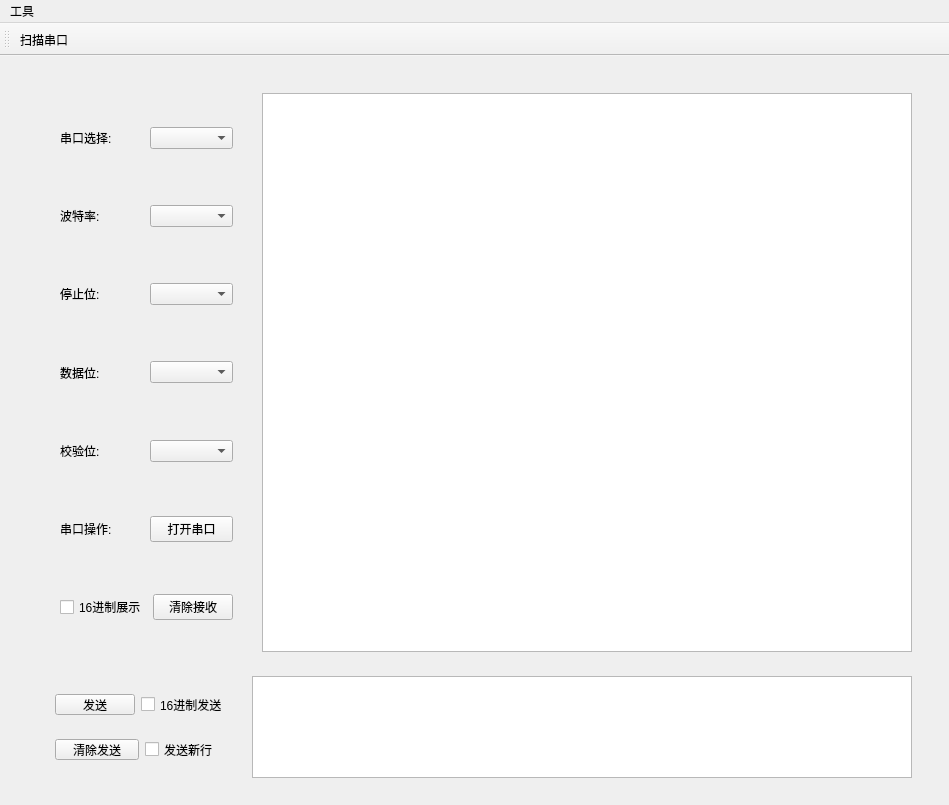
The window that mainwindow.ui (nickyyy28/SerialHelper) describes before a commit, drawn with Qt 5.
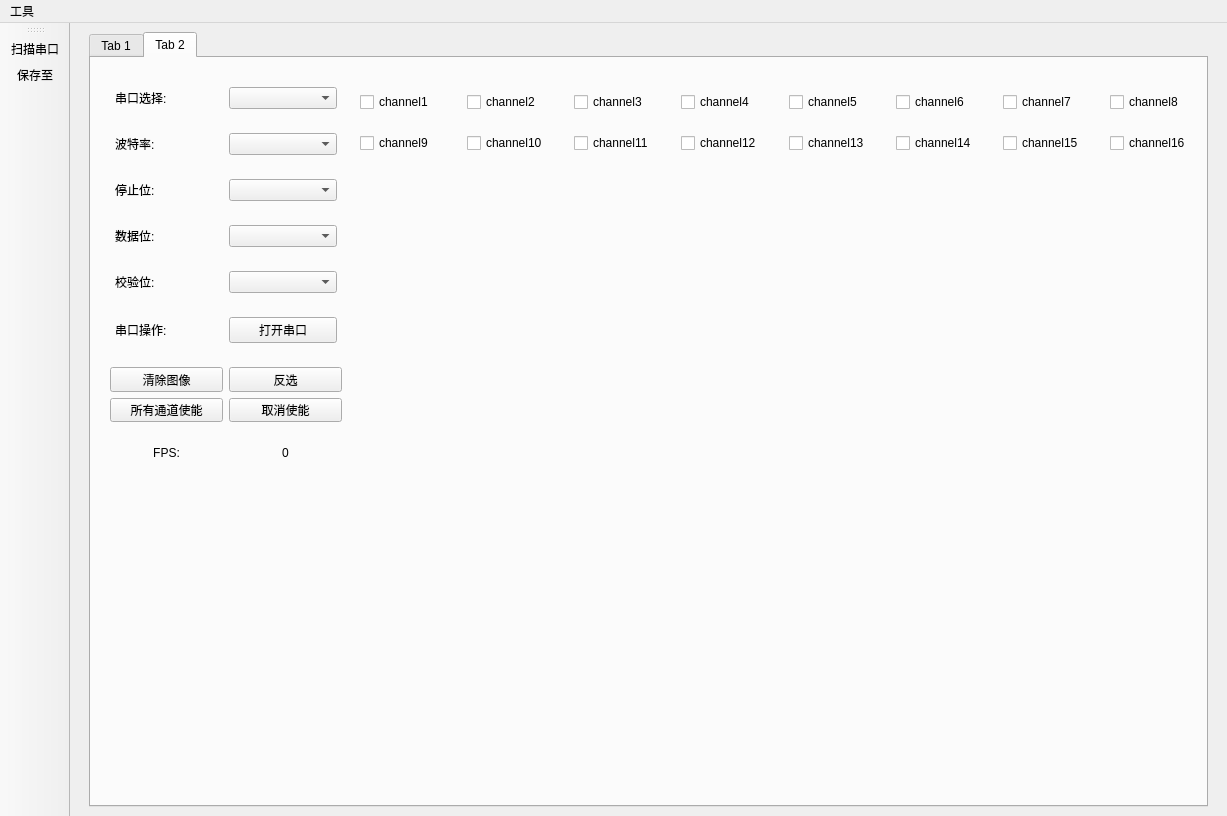
The same window after the commit. Icons and pictures are not drawn. Custom widgets are drawn as their Qt base class.

Patch:
```diff
--- a/mainwindow.ui
+++ b/mainwindow.ui
@@ -9,8 +9,8 @@
    <rect>
     <x>0</x>
     <y>0</y>
-    <width>949</width>
-    <height>805</height>
+    <width>1227</width>
+    <height>816</height>
    </rect>
   </property>
   <property name="minimumSize">
@@ -23,24 +23,8 @@
    <string>串口助手 (力创RM-张辉阳)</string>
   </property>
   <widget class="QWidget" name="centralwidget">
-   <layout class="QGridLayout" name="gridLayout">
-    <item row="0" column="1">
-     <spacer name="verticalSpacer_7">
-      <property name="orientation">
-       <enum>Qt::Vertical</enum>
-      </property>
-      <property name="sizeType">
-       <enum>QSizePolicy::Minimum</enum>
-      </property>
-      <property name="sizeHint" stdset="0">
-       <size>
-        <width>20</width>
-        <height>10</height>
-       </size>
-      </property>
-     </spacer>
-    </item>
-    <item row="1" column="0">
+   <layout class="QHBoxLayout" name="horizontalLayout_19">
+    <item>
      <spacer name="horizontalSpacer">
       <property name="orientation">
        <enum>Qt::Horizontal</enum>
@@ -56,103 +40,36 @@
       </property>
      </spacer>
     </item>
-    <item row="1" column="1">
-     <widget class="QWidget" name="widget_8" native="true">
-      <property name="enabled">
-       <bool>true</bool>
+    <item>
+     <widget class="QTabWidget" name="tabWidget">
+      <property name="currentIndex">
+       <number>1</number>
       </property>
-      <property name="minimumSize">
-       <size>
-        <width>0</width>
-        <height>700</height>
-       </size>
-      </property>
+      <widget class="QWidget" name="serialTAB">
+       <property name="focusPolicy">
+        <enum>Qt::NoFocus</enum>
+       </property>
+       <attribute name="title">
+        <string>Tab 1</string>
+       </attribute>
       <layout class="QGridLayout" name="gridLayout_2">
-       <item row="1" column="0">
-        <widget class="QWidget" name="widget_10" native="true">
-         <property name="minimumSize">
-          <size>
-           <width>0</width>
-           <height>80</height>
-          </size>
-         </property>
-         <property name="maximumSize">
-          <size>
-           <width>16777215</width>
-           <height>120</height>
-          </size>
-         </property>
-         <layout class="QHBoxLayout" name="horizontalLayout_9">
-          <item>
-           <widget class="QWidget" name="widget_11" native="true">
-            <layout class="QGridLayout" name="gridLayout_3">
-             <item row="0" column="0">
-              <widget class="QWidget" name="widget_13" native="true">
-               <layout class="QHBoxLayout" name="horizontalLayout_8">
-                <item>
-                 <widget class="QPushButton" name="sendData">
-                  <property name="text">
-                   <string>发送</string>
-                  </property>
-                 </widget>
-                </item>
-                <item>
-                 <widget class="QCheckBox" name="checkBox">
-                  <property name="text">
-                   <string>16进制发送</string>
-                  </property>
-                 </widget>
-                </item>
-               </layout>
-              </widget>
-             </item>
-             <item row="1" column="0">
-              <widget class="QWidget" name="widget_14" native="true">
-               <layout class="QHBoxLayout" name="horizontalLayout_11">
-                <item>
-                 <widget class="QPushButton" name="clearSend">
-                  <property name="text">
-                   <string>清除发送</string>
-                  </property>
-                 </widget>
-                </item>
-                <item>
-                 <widget class="QCheckBox" name="sendNewLine">
-                  <property name="text">
-                   <string>发送新行</string>
-                  </property>
-                 </widget>
-                </item>
-               </layout>
-              </widget>
-             </item>
-            </layout>
-           </widget>
-          </item>
-          <item>
-           <widget class="QTextEdit" name="sendDataText">
-            <property name="minimumSize">
-             <size>
-              <width>500</width>
-              <height>0</height>
-             </size>
-            </property>
-            <property name="maximumSize">
-             <size>
-              <width>800</width>
-              <height>16777215</height>
-             </size>
-            </property>
-           </widget>
-          </item>
-         </layout>
-        </widget>
-       </item>
        <item row="0" column="0">
         <widget class="QWidget" name="widget_9" native="true">
          <layout class="QHBoxLayout" name="horizontalLayout_7">
           <item>
            <widget class="QWidget" name="widget_6" native="true">
+             <property name="minimumSize">
+              <size>
+               <width>250</width>
+               <height>0</height>
+              </size>
+             </property>
+             <property name="maximumSize">
+              <size>
+               <width>250</width>
+               <height>16777215</height>
+              </size>
+             </property>
             <layout class="QVBoxLayout" name="verticalLayout">
              <item>
               <widget class="QWidget" name="widget" native="true">
@@ -511,7 +428,7 @@
             </property>
             <property name="minimumSize">
              <size>
-              <width>500</width>
+               <width>800</width>
               <height>500</height>
              </size>
             </property>
@@ -526,10 +443,621 @@
          </layout>
         </widget>
        </item>
-      </layout>
+        <item row="1" column="0">
+         <widget class="QWidget" name="widget_10" native="true">
+          <property name="minimumSize">
+           <size>
+            <width>0</width>
+            <height>80</height>
+           </size>
+          </property>
+          <property name="maximumSize">
+           <size>
+            <width>16777215</width>
+            <height>120</height>
+           </size>
+          </property>
+          <layout class="QHBoxLayout" name="horizontalLayout_9">
+           <item>
+            <widget class="QWidget" name="widget_11" native="true">
+             <property name="minimumSize">
+              <size>
+               <width>250</width>
+               <height>0</height>
+              </size>
+             </property>
+             <property name="maximumSize">
+              <size>
+               <width>250</width>
+               <height>16777215</height>
+              </size>
+             </property>
+             <layout class="QGridLayout" name="gridLayout_3">
+              <item row="0" column="0">
+               <widget class="QWidget" name="widget_13" native="true">
+                <layout class="QHBoxLayout" name="horizontalLayout_8">
+                 <item>
+                  <widget class="QPushButton" name="sendData">
+                   <property name="text">
+                    <string>发送</string>
+                   </property>
+                  </widget>
+                 </item>
+                 <item>
+                  <widget class="QCheckBox" name="checkBox">
+                   <property name="text">
+                    <string>16进制发送</string>
+                   </property>
+                  </widget>
+                 </item>
+                </layout>
+               </widget>
+              </item>
+              <item row="1" column="0">
+               <widget class="QWidget" name="widget_14" native="true">
+                <layout class="QHBoxLayout" name="horizontalLayout_11">
+                 <item>
+                  <widget class="QPushButton" name="clearSend">
+                   <property name="text">
+                    <string>清除发送</string>
+                   </property>
+                  </widget>
+                 </item>
+                 <item>
+                  <widget class="QCheckBox" name="sendNewLine">
+                   <property name="text">
+                    <string>发送新行</string>
+                   </property>
+                  </widget>
+                 </item>
+                </layout>
+               </widget>
+              </item>
+             </layout>
+            </widget>
+           </item>
+           <item>
+            <widget class="QTextEdit" name="sendDataText">
+             <property name="minimumSize">
+              <size>
+               <width>800</width>
+               <height>0</height>
+              </size>
+             </property>
+             <property name="maximumSize">
+              <size>
+               <width>800</width>
+               <height>16777215</height>
+              </size>
+             </property>
+            </widget>
+           </item>
+          </layout>
+         </widget>
+        </item>
+       </layout>
+      </widget>
+      <widget class="QWidget" name="waveformTAB">
+       <attribute name="title">
+        <string>Tab 2</string>
+       </attribute>
+       <widget class="QCustomPlot" name="waveWidget" native="true">
+        <property name="geometry">
+         <rect>
+          <x>270</x>
+          <y>120</y>
+          <width>851</width>
+          <height>481</height>
+         </rect>
+        </property>
+       </widget>
+       <widget class="QWidget" name="widget_8" native="true">
+        <property name="geometry">
+         <rect>
+          <x>10</x>
+          <y>20</y>
+          <width>250</width>
+          <height>391</height>
+         </rect>
+        </property>
+        <property name="minimumSize">
+         <size>
+          <width>250</width>
+          <height>0</height>
+         </size>
+        </property>
+        <property name="maximumSize">
+         <size>
+          <width>250</width>
+          <height>16777215</height>
+         </size>
+        </property>
+        <layout class="QVBoxLayout" name="verticalLayout_2">
+         <item>
+          <widget class="QWidget" name="widget_15" native="true">
+           <layout class="QHBoxLayout" name="horizontalLayout_12">
+            <item>
+             <spacer name="horizontalSpacer_7">
+              <property name="orientation">
+               <enum>Qt::Horizontal</enum>
+              </property>
+              <property name="sizeType">
+               <enum>QSizePolicy::Minimum</enum>
+              </property>
+              <property name="sizeHint" stdset="0">
+               <size>
+                <width>5</width>
+                <height>20</height>
+               </size>
+              </property>
+             </spacer>
+            </item>
+            <item>
+             <widget class="QLabel" name="label_7">
+              <property name="text">
+               <string>串口选择:</string>
+              </property>
+             </widget>
+            </item>
+            <item>
+             <widget class="QComboBox" name="portBox_2"/>
+            </item>
+            <item>
+             <spacer name="horizontalSpacer_15">
+              <property name="orientation">
+               <enum>Qt::Horizontal</enum>
+              </property>
+              <property name="sizeType">
+               <enum>QSizePolicy::Minimum</enum>
+              </property>
+              <property name="sizeHint" stdset="0">
+               <size>
+                <width>5</width>
+                <height>20</height>
+               </size>
+              </property>
+             </spacer>
+            </item>
+           </layout>
+          </widget>
+         </item>
+         <item>
+          <widget class="QWidget" name="widget_16" native="true">
+           <layout class="QHBoxLayout" name="horizontalLayout_13">
+            <item>
+             <spacer name="horizontalSpacer_16">
+              <property name="orientation">
+               <enum>Qt::Horizontal</enum>
+              </property>
+              <property name="sizeType">
+               <enum>QSizePolicy::Minimum</enum>
+              </property>
+              <property name="sizeHint" stdset="0">
+               <size>
+                <width>5</width>
+                <height>20</height>
+               </size>
+              </property>
+             </spacer>
+            </item>
+            <item>
+             <widget class="QLabel" name="label_8">
+              <property name="text">
+               <string>波特率:</string>
+              </property>
+             </widget>
+            </item>
+            <item>
+             <widget class="QComboBox" name="boundrateBox_2"/>
+            </item>
+            <item>
+             <spacer name="horizontalSpacer_17">
+              <property name="orientation">
+               <enum>Qt::Horizontal</enum>
+              </property>
+              <property name="sizeType">
+               <enum>QSizePolicy::Minimum</enum>
+              </property>
+              <property name="sizeHint" stdset="0">
+               <size>
+                <width>5</width>
+                <height>20</height>
+               </size>
+              </property>
+             </spacer>
+            </item>
+           </layout>
+          </widget>
+         </item>
+         <item>
+          <widget class="QWidget" name="widget_17" native="true">
+           <layout class="QHBoxLayout" name="horizontalLayout_14">
+            <item>
+             <spacer name="horizontalSpacer_20">
+              <property name="orientation">
+               <enum>Qt::Horizontal</enum>
+              </property>
+              <property name="sizeType">
+               <enum>QSizePolicy::Minimum</enum>
+              </property>
+              <property name="sizeHint" stdset="0">
+               <size>
+                <width>5</width>
+                <height>20</height>
+               </size>
+              </property>
+             </spacer>
+            </item>
+            <item>
+             <widget class="QLabel" name="label_9">
+              <property name="text">
+               <string>停止位:</string>
+              </property>
+             </widget>
+            </item>
+            <item>
+             <widget class="QComboBox" name="stopByteBox_2"/>
+            </item>
+            <item>
+             <spacer name="horizontalSpacer_22">
+              <property name="orientation">
+               <enum>Qt::Horizontal</enum>
+              </property>
+              <property name="sizeType">
+               <enum>QSizePolicy::Minimum</enum>
+              </property>
+              <property name="sizeHint" stdset="0">
+               <size>
+                <width>5</width>
+                <height>20</height>
+               </size>
+              </property>
+             </spacer>
+            </item>
+           </layout>
+          </widget>
+         </item>
+         <item>
+          <widget class="QWidget" name="widget_18" native="true">
+           <layout class="QHBoxLayout" name="horizontalLayout_15">
+            <item>
+             <spacer name="horizontalSpacer_24">
+              <property name="orientation">
+               <enum>Qt::Horizontal</enum>
+              </property>
+              <property name="sizeType">
+               <enum>QSizePolicy::Minimum</enum>
+              </property>
+              <property name="sizeHint" stdset="0">
+               <size>
+                <width>5</width>
+                <height>20</height>
+               </size>
+              </property>
+             </spacer>
+            </item>
+            <item>
+             <widget class="QLabel" name="label_10">
+              <property name="text">
+               <string>数据位:</string>
+              </property>
+             </widget>
+            </item>
+            <item>
+             <widget class="QComboBox" name="dataByteBox_2"/>
+            </item>
+            <item>
+             <spacer name="horizontalSpacer_25">
+              <property name="orientation">
+               <enum>Qt::Horizontal</enum>
+              </property>
+              <property name="sizeType">
+               <enum>QSizePolicy::Minimum</enum>
+              </property>
+              <property name="sizeHint" stdset="0">
+               <size>
+                <width>5</width>
+                <height>20</height>
+               </size>
+              </property>
+             </spacer>
+            </item>
+           </layout>
+          </widget>
+         </item>
+         <item>
+          <widget class="QWidget" name="widget_19" native="true">
+           <layout class="QHBoxLayout" name="horizontalLayout_16">
+            <item>
+             <spacer name="horizontalSpacer_26">
+              <property name="orientation">
+               <enum>Qt::Horizontal</enum>
+              </property>
+              <property name="sizeType">
+               <enum>QSizePolicy::Minimum</enum>
+              </property>
+              <property name="sizeHint" stdset="0">
+               <size>
+                <width>5</width>
+                <height>20</height>
+               </size>
+              </property>
+             </spacer>
+            </item>
+            <item>
+             <widget class="QLabel" name="label_11">
+              <property name="text">
+               <string>校验位:</string>
+              </property>
+             </widget>
+            </item>
+            <item>
+             <widget class="QComboBox" name="checkByteBox_2"/>
+            </item>
+            <item>
+             <spacer name="horizontalSpacer_27">
+              <property name="orientation">
+               <enum>Qt::Horizontal</enum>
+              </property>
+              <property name="sizeType">
+               <enum>QSizePolicy::Minimum</enum>
+              </property>
+              <property name="sizeHint" stdset="0">
+               <size>
+                <width>5</width>
+                <height>20</height>
+               </size>
+              </property>
+             </spacer>
+            </item>
+           </layout>
+          </widget>
+         </item>
+         <item>
+          <widget class="QWidget" name="widget_20" native="true">
+           <layout class="QHBoxLayout" name="horizontalLayout_17">
+            <item>
+             <spacer name="horizontalSpacer_28">
+              <property name="orientation">
+               <enum>Qt::Horizontal</enum>
+              </property>
+              <property name="sizeType">
+               <enum>QSizePolicy::Minimum</enum>
+              </property>
+              <property name="sizeHint" stdset="0">
+               <size>
+                <width>5</width>
+                <height>20</height>
+               </size>
+              </property>
+             </spacer>
+            </item>
+            <item>
+             <widget class="QLabel" name="label_12">
+              <property name="text">
+               <string>串口操作:</string>
+              </property>
+             </widget>
+            </item>
+            <item>
+             <widget class="QPushButton" name="openSerial">
+              <property name="enabled">
+               <bool>true</bool>
+              </property>
+              <property name="text">
+               <string>打开串口</string>
+              </property>
+             </widget>
+            </item>
+            <item>
+             <spacer name="horizontalSpacer_29">
+              <property name="orientation">
+               <enum>Qt::Horizontal</enum>
+              </property>
+              <property name="sizeType">
+               <enum>QSizePolicy::Minimum</enum>
+              </property>
+              <property name="sizeHint" stdset="0">
+               <size>
+                <width>5</width>
+                <height>20</height>
+               </size>
+              </property>
+             </spacer>
+            </item>
+           </layout>
+          </widget>
+         </item>
+         <item>
+          <widget class="QWidget" name="widget_22" native="true">
+           <layout class="QGridLayout" name="gridLayout_4">
+            <item row="0" column="0">
+             <widget class="QPushButton" name="clearWaves">
+              <property name="text">
+               <string>清除图像</string>
+              </property>
+             </widget>
+            </item>
+            <item row="0" column="1">
+             <widget class="QPushButton" name="reverseAll">
+              <property name="text">
+               <string>反选</string>
+              </property>
+             </widget>
+            </item>
+            <item row="1" column="0">
+             <widget class="QPushButton" name="enableAll">
+              <property name="text">
+               <string>所有通道使能</string>
+              </property>
+             </widget>
+            </item>
+            <item row="1" column="1">
+             <widget class="QPushButton" name="cancelEnableAll">
+              <property name="text">
+               <string>取消使能</string>
+              </property>
+             </widget>
+            </item>
+           </layout>
+          </widget>
+         </item>
+         <item>
+          <widget class="QWidget" name="widget_23" native="true">
+           <layout class="QHBoxLayout" name="horizontalLayout_18">
+            <item>
+             <widget class="QLabel" name="label_13">
+              <property name="text">
+               <string>FPS:</string>
+              </property>
+              <property name="alignment">
+               <set>Qt::AlignCenter</set>
+              </property>
+             </widget>
+            </item>
+            <item>
+             <widget class="QLabel" name="label_FPS">
+              <property name="text">
+               <string>0</string>
+              </property>
+              <property name="alignment">
+               <set>Qt::AlignCenter</set>
+              </property>
+             </widget>
+            </item>
+           </layout>
+          </widget>
+         </item>
+        </layout>
+       </widget>
+       <widget class="QWidget" name="widget_21" native="true">
+        <property name="geometry">
+         <rect>
+          <x>269</x>
+          <y>19</y>
+          <width>851</width>
+          <height>91</height>
+         </rect>
+        </property>
+        <layout class="QGridLayout" name="gridLayout">
+         <item row="0" column="4">
+          <widget class="QCheckBox" name="enableChannel5">
+           <property name="text">
+            <string>channel5</string>
+           </property>
+          </widget>
+         </item>
+         <item row="1" column="0">
+          <widget class="QCheckBox" name="enableChannel9">
+           <property name="text">
+            <string>channel9</string>
+           </property>
+          </widget>
+         </item>
+         <item row="1" column="3">
+          <widget class="QCheckBox" name="enableChannel12">
+           <property name="text">
+            <string>channel12</string>
+           </property>
+          </widget>
+         </item>
+         <item row="1" column="4">
+          <widget class="QCheckBox" name="enableChannel13">
+           <property name="text">
+            <string>channel13</string>
+           </property>
+          </widget>
+         </item>
+         <item row="0" column="3">
+          <widget class="QCheckBox" name="enableChannel4">
+           <property name="text">
+            <string>channel4</string>
+           </property>
+          </widget>
+         </item>
+         <item row="1" column="6">
+          <widget class="QCheckBox" name="enableChannel15">
+           <property name="text">
+            <string>channel15</string>
+           </property>
+          </widget>
+         </item>
+         <item row="1" column="1">
+          <widget class="QCheckBox" name="enableChannel10">
+           <property name="text">
+            <string>channel10</string>
+           </property>
      </widget>
     </item>
     <item row="1" column="2">
+          <widget class="QCheckBox" name="enableChannel11">
+           <property name="text">
+            <string>channel11</string>
+           </property>
+          </widget>
+         </item>
+         <item row="1" column="5">
+          <widget class="QCheckBox" name="enableChannel14">
+           <property name="text">
+            <string>channel14</string>
+           </property>
+          </widget>
+         </item>
+         <item row="0" column="2">
+          <widget class="QCheckBox" name="enableChannel3">
+           <property name="text">
+            <string>channel3</string>
+           </property>
+          </widget>
+         </item>
+         <item row="0" column="0">
+          <widget class="QCheckBox" name="enableChannel1">
+           <property name="text">
+            <string>channel1</string>
+           </property>
+          </widget>
+         </item>
+         <item row="0" column="5">
+          <widget class="QCheckBox" name="enableChannel6">
+           <property name="text">
+            <string>channel6</string>
+           </property>
+          </widget>
+         </item>
+         <item row="0" column="6">
+          <widget class="QCheckBox" name="enableChannel7">
+           <property name="text">
+            <string>channel7</string>
+           </property>
+          </widget>
+         </item>
+         <item row="0" column="1">
+          <widget class="QCheckBox" name="enableChannel2">
+           <property name="text">
+            <string>channel2</string>
+           </property>
+          </widget>
+         </item>
+         <item row="0" column="7">
+          <widget class="QCheckBox" name="enableChannel8">
+           <property name="text">
+            <string>channel8</string>
+           </property>
+          </widget>
+         </item>
+         <item row="1" column="7">
+          <widget class="QCheckBox" name="enableChannel16">
+           <property name="text">
+            <string>channel16</string>
+           </property>
+          </widget>
+         </item>
+        </layout>
+       </widget>
+      </widget>
+     </widget>
+    </item>
+    <item>
      <spacer name="horizontalSpacer_2">
       <property name="orientation">
        <enum>Qt::Horizontal</enum>
@@ -552,7 +1080,7 @@
     <rect>
      <x>0</x>
      <y>0</y>
-     <width>949</width>
+     <width>1227</width>
      <height>23</height>
     </rect>
    </property>
@@ -569,19 +1097,42 @@
     <string>toolBar</string>
    </property>
    <attribute name="toolBarArea">
-    <enum>TopToolBarArea</enum>
+    <enum>LeftToolBarArea</enum>
    </attribute>
    <attribute name="toolBarBreak">
     <bool>false</bool>
    </attribute>
    <addaction name="actionrefresh"/>
+   <addaction name="actionsaveFile"/>
   </widget>
   <action name="actionrefresh">
    <property name="text">
     <string>扫描串口</string>
    </property>
   </action>
+  <action name="actionsaveFile">
+   <property name="icon">
+    <iconset resource="res.qrc">
+     <normaloff>:/Image/backup.png</normaloff>:/Image/backup.png</iconset>
+   </property>
+   <property name="text">
+    <string>保存至</string>
+   </property>
+   <property name="shortcut">
+    <string>Ctrl+S</string>
+   </property>
+  </action>
  </widget>
- <resources/>
+ <customwidgets>
+  <customwidget>
+   <class>QCustomPlot</class>
+   <extends>QWidget</extends>
+   <header>qcustomplot.h</header>
+   <container>1</container>
+  </customwidget>
+ </customwidgets>
+ <resources>
+  <include location="res.qrc"/>
+ </resources>
  <connections/>
 </ui>
```
Left out of the diff: 5 changed lines with no effect on the pictures. Lines whose indentation alone changed are shown as unchanged.
